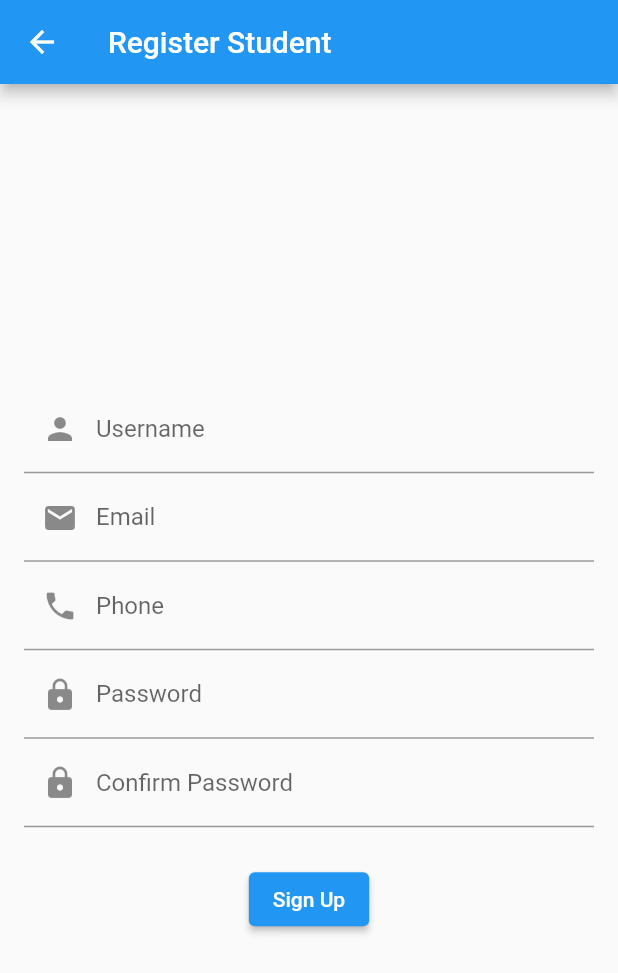
After one commit to D3vb4qu3r0/tadeotax_android, a Flutter app: the LoginPage screen opened by its route, after a tap on "Registrar", on a phone screen of 412 x 824 dp. The commit adds this screen. Shown: the top 973 px of the screen. Run offline on Flutter 3.47's test engine with Material 2 defaults, Android fonts, the light colour scheme and no system bars.

Commit message:
add:formulario_registro

```diff
--- a/lib/pages/login/login_page.dart
+++ b/lib/pages/login/login_page.dart
@@ -1,6 +1,6 @@
 import 'package:flutter/material.dart';
-
-import 'package:flutter/material.dart';
+import 'package:tadeotax_android/pages/register_student/register_student.dart';
+import 'package:tadeotax_android/pages/register_driver/register_driver.dart';
 
 class LoginPage extends StatefulWidget {
   @override
@@ -45,8 +45,26 @@ class _LoginPageState extends State<LoginPage> {
                 print('Contraseña: $password');
 
                 // Luego, puedes agregar la lógica de autenticación y navegación a la siguiente pantalla
+
+                // Navegar a la vista RegisterStudent
+                Navigator.push(
+                  context,
+                  MaterialPageRoute(builder: (context) => register_student()),
+                );
               },
               child: Text('Iniciar Sesión'),
+            ),
+            SizedBox(height: 16),
+            TextButton(
+              onPressed: () {
+                // Navegar a la vista RegisterStudent
+                Navigator.push(
+                  context,
+                  MaterialPageRoute(
+                      builder: (context) => RegisterStudentForm()),
+                );
+              },
+              child: Text('Registrar'),
             ),
           ],
         ),
@@ -61,3 +79,23 @@ class _LoginPageState extends State<LoginPage> {
     super.dispose();
   }
 }
+
+class register_student extends StatelessWidget {
+  @override
+  Widget build(BuildContext context) {
+    return Scaffold(
+      appBar: AppBar(
+        title: Text('Register Student'),
+      ),
+      body: Center(
+        child: Text('Página de registro de estudiantes'),
+      ),
+    );
+  }
+}
+
+void main() {
+  runApp(MaterialApp(
+    home: LoginPage(),
+  ));
+}
--- /dev/null
+++ b/lib/pages/register_student/register_student.dart
@@ -0,0 +1,89 @@
+import 'package:flutter/material.dart';
+
+class RegisterStudentForm extends StatefulWidget {
+  @override
+  _RegisterStudentFormState createState() => _RegisterStudentFormState();
+}
+
+class _RegisterStudentFormState extends State<RegisterStudentForm> {
+  TextEditingController usernameController = TextEditingController();
+  TextEditingController emailController = TextEditingController();
+  TextEditingController phoneController = TextEditingController();
+  TextEditingController passwordController = TextEditingController();
+  TextEditingController confirmPasswordController = TextEditingController();
+
+  @override
+  Widget build(BuildContext context) {
+    return Scaffold(
+      appBar: AppBar(
+        title: Text('Register Student'),
+      ),
+      body: Padding(
+        padding: const EdgeInsets.all(16.0),
+        child: Column(
+          mainAxisAlignment: MainAxisAlignment.center,
+          children: <Widget>[
+            buildTextField(usernameController, 'Username', Icons.person),
+            buildTextField(emailController, 'Email', Icons.email),
+            buildTextField(phoneController, 'Phone', Icons.phone),
+            buildTextField(passwordController, 'Password', Icons.lock,
+                isPassword: true),
+            buildTextField(
+                confirmPasswordController, 'Confirm Password', Icons.lock,
+                isPassword: true),
+            SizedBox(height: 24),
+            ElevatedButton(
+              onPressed: () {
+                // Aquí puedes agregar la lógica para registrar al estudiante
+                String username = usernameController.text;
+                String email = emailController.text;
+                String phone = phoneController.text;
+                String password = passwordController.text;
+                String confirmPassword = confirmPasswordController.text;
+
+                // Por ejemplo, puedes imprimir los valores ingresados
+                print('Username: $username');
+                print('Email: $email');
+                print('Phone: $phone');
+                print('Password: $password');
+                print('Confirm Password: $confirmPassword');
+
+                // Luego, puedes agregar la lógica de registro y navegación a la siguiente pantalla
+              },
+              child: Text('Sign Up'),
+            ),
+          ],
+        ),
+      ),
+    );
+  }
+
+  Widget buildTextField(
+      TextEditingController controller, String label, IconData icon,
+      {bool isPassword = false}) {
+    return TextField(
+      controller: controller,
+      obscureText: isPassword,
+      decoration: InputDecoration(
+        labelText: label,
+        prefixIcon: Icon(icon),
+      ),
+    );
+  }
+
+  @override
+  void dispose() {
+    usernameController.dispose();
+    emailController.dispose();
+    phoneController.dispose();
+    passwordController.dispose();
+    confirmPasswordController.dispose();
+    super.dispose();
+  }
+}
+
+void main() {
+  runApp(MaterialApp(
+    home: RegisterStudentForm(),
+  ));
+}
```
Also changed, not shown: lib/pages/register_driver/register_driver.dart (added, +147 -0 lines).
